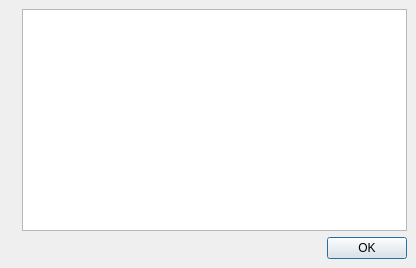
First picture: the form in qgis/src/plugins/georeferencer/qgsgeorefdescriptiondialogbase.ui, repository sourcepole/qgis, before the edit.
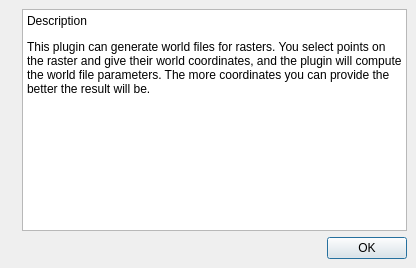
Second picture: the form after the edit. Icons and pictures are not drawn.

Patch:
```diff
--- a/qgis/src/plugins/georeferencer/qgsgeorefdescriptiondialogbase.ui
+++ b/qgis/src/plugins/georeferencer/qgsgeorefdescriptiondialogbase.ui
@@ -39,6 +39,14 @@
      <property name="readOnly" >
       <bool>true</bool>
      </property>
+     <property name="html" >
+      <string>&lt;!DOCTYPE HTML PUBLIC "-//W3C//DTD HTML 4.0//EN" "http://www.w3.org/TR/REC-html40/strict.dtd">
+&lt;html>&lt;head>&lt;meta name="qrichtext" content="1" />&lt;style type="text/css">
+p, li { white-space: pre-wrap; }
+&lt;/style>&lt;/head>&lt;body style=" font-family:'Verdana'; font-size:9pt; font-weight:400; font-style:normal;">
+&lt;p style=" margin-top:12px; margin-bottom:12px; margin-left:0px; margin-right:0px; -qt-block-indent:0; text-indent:0px;">Description&lt;/p>
+&lt;p style=" margin-top:12px; margin-bottom:12px; margin-left:0px; margin-right:0px; -qt-block-indent:0; text-indent:0px;">This plugin can generate world files for rasters. You select points on the raster and give their world coordinates, and the plugin will compute the world file parameters. The more coordinates you can provide the better the result will be.&lt;/p>&lt;/body>&lt;/html></string>
+     </property>
     </widget>
    </item>
    <item row="0" column="0" >
```
Left out of the diff: 2 changed lines with no effect on the pictures.
